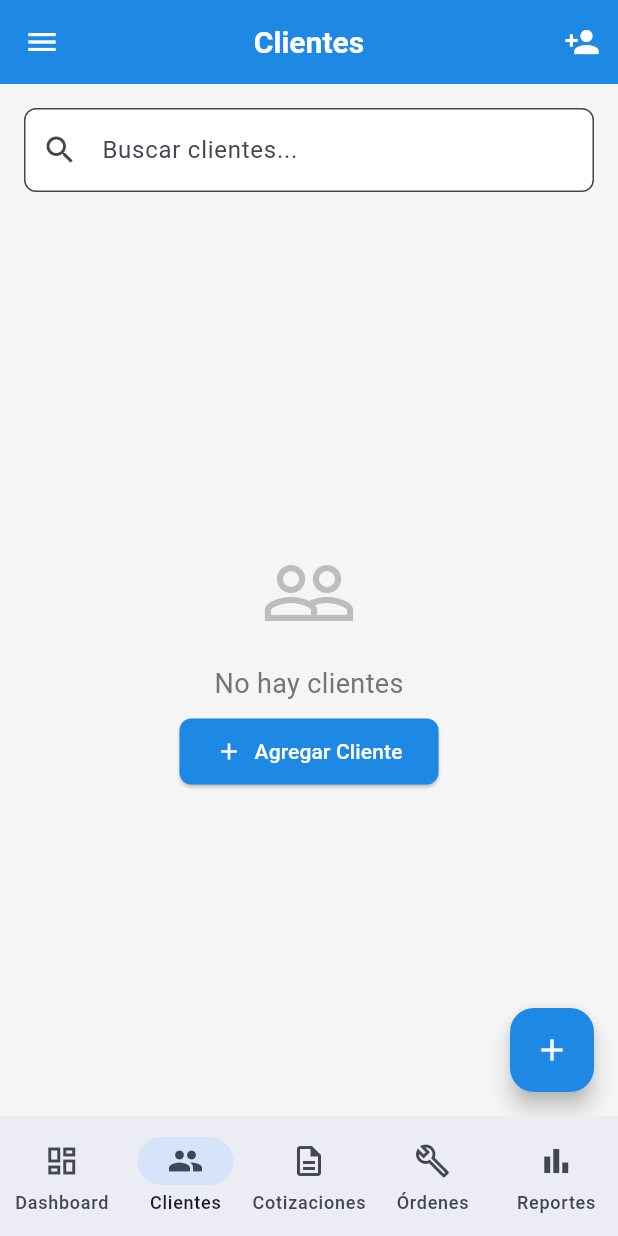
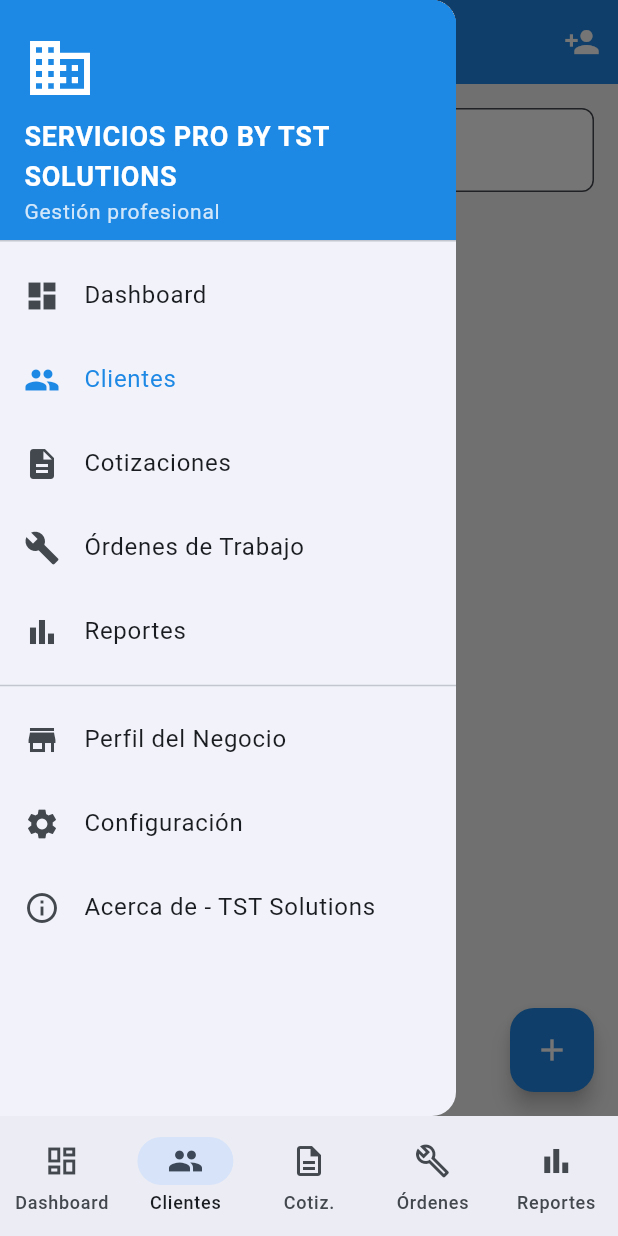
Before and after one commit to ieharo1/SERVICIOS-PRO-BY-TST-SOLUTIONS, a Flutter app: the ClientsScreen screen opened by its route, after a tap on the "menu" icon, on a phone screen of 412 x 824 dp. Run offline on Flutter 3.47's test engine with Material 3 defaults, Android fonts, the phone set to English and light mode, and no system bars; our stand-ins replace fl_chart, flutter_riverpod, go_router, pdf, printing, share_plus and 1 more; accounts and stored records are empty.

Commit message:
fix: Menu drawer, year 2026, app label
- Fixed drawer menu in all screens
- Changed year from 2024 to 2026
- Updated app label to SERVICIOS PRO
- Added AppDrawer widget for all screens

```diff
--- a/lib/presentation/screens/clients/clients_screen.dart
+++ b/lib/presentation/screens/clients/clients_screen.dart
@@ -2,6 +2,7 @@ import 'package:flutter/material.dart';
 import 'package:flutter_riverpod/flutter_riverpod.dart';
 import 'package:go_router/go_router.dart';
 import '../../providers/client_provider.dart';
+import '../../widgets/app_drawer.dart';
 
 class ClientsScreen extends ConsumerWidget {
   const ClientsScreen({super.key});
@@ -27,6 +28,7 @@ class ClientsScreen extends ConsumerWidget {
           ),
         ],
       ),
+      drawer: const AppDrawer(currentRoute: '/clients'),
       body: Column(
         children: [
           Padding(
--- a/lib/presentation/screens/dashboard/dashboard_screen.dart
+++ b/lib/presentation/screens/dashboard/dashboard_screen.dart
@@ -5,6 +5,7 @@ import '../../../core/constants/app_constants.dart';
 import '../../providers/client_provider.dart';
 import '../../providers/quote_provider.dart';
 import '../../providers/work_order_provider.dart';
+import '../../widgets/app_drawer.dart';
 
 class DashboardScreen extends ConsumerStatefulWidget {
   const DashboardScreen({super.key});
@@ -80,6 +81,7 @@ class _DashboardScreenState extends ConsumerState<DashboardScreen> {
           ),
         ],
       ),
+      drawer: const AppDrawer(currentRoute: '/dashboard'),
       body: RefreshIndicator(
         onRefresh: () async => _loadData(),
         child: SingleChildScrollView(
@@ -215,7 +217,7 @@ class _DashboardScreenState extends ConsumerState<DashboardScreen> {
                       const Text(
                         'SERVICIOS PRO BY TST SOLUTIONS\n'
                         'Gestión profesional de cotizaciones y órdenes de trabajo.\n'
-                        '© 2024 TST Solutions',
+                        '© 2026 TST Solutions',
                       ),
                     ],
                   ),
--- a/lib/presentation/screens/orders/work_orders_screen.dart
+++ b/lib/presentation/screens/orders/work_orders_screen.dart
@@ -5,6 +5,7 @@ import '../../../core/constants/app_constants.dart';
 import '../../providers/work_order_provider.dart';
 import '../../providers/business_profile_provider.dart';
 import '../../../core/utils/pdf_service.dart';
+import '../../widgets/app_drawer.dart';
 
 class WorkOrdersScreen extends ConsumerWidget {
   const WorkOrdersScreen({super.key});
@@ -31,6 +32,7 @@ class WorkOrdersScreen extends ConsumerWidget {
           ),
         ],
       ),
+      drawer: const AppDrawer(currentRoute: '/orders'),
       body: Column(
         children: [
           Padding(
--- a/lib/presentation/screens/quotes/quotes_screen.dart
+++ b/lib/presentation/screens/quotes/quotes_screen.dart
@@ -5,6 +5,7 @@ import '../../../core/constants/app_constants.dart';
 import '../../providers/quote_provider.dart';
 import '../../providers/business_profile_provider.dart';
 import '../../../core/utils/pdf_service.dart';
+import '../../widgets/app_drawer.dart';
 
 class QuotesScreen extends ConsumerWidget {
   const QuotesScreen({super.key});
@@ -31,6 +32,7 @@ class QuotesScreen extends ConsumerWidget {
           ),
         ],
       ),
+      drawer: const AppDrawer(currentRoute: '/quotes'),
       body: Column(
         children: [
           Padding(
--- a/lib/presentation/screens/reports/reports_screen.dart
+++ b/lib/presentation/screens/reports/reports_screen.dart
@@ -5,6 +5,7 @@ import '../../../core/constants/app_constants.dart';
 import '../../providers/quote_provider.dart';
 import '../../providers/work_order_provider.dart';
 import '../../providers/client_provider.dart';
+import '../../widgets/app_drawer.dart';
 
 class ReportsScreen extends ConsumerStatefulWidget {
   const ReportsScreen({super.key});
@@ -33,6 +34,7 @@ class _ReportsScreenState extends ConsumerState<ReportsScreen> {
           ),
         ),
       ),
+      drawer: const AppDrawer(currentRoute: '/reports'),
       body: SingleChildScrollView(
         padding: const EdgeInsets.all(16),
         child: Column(
@@ -291,7 +293,7 @@ class _ReportsScreenState extends ConsumerState<ReportsScreen> {
                     const Text(
                       '${AppConstants.appName}\n'
                       'Gestión profesional de cotizaciones y órdenes de trabajo.\n'
-                      '© 2024 TST Solutions',
+                      '© 2026 TST Solutions',
                     ),
                   ],
                 ),
--- a/lib/presentation/screens/settings/settings_screen.dart
+++ b/lib/presentation/screens/settings/settings_screen.dart
@@ -123,7 +123,7 @@ class SettingsScreen extends ConsumerWidget {
               ),
               SizedBox(height: 16),
               Text(
-                '© 2024 TST Solutions - Todos los derechos reservados.',
+                '© 2026 TST Solutions - Todos los derechos reservados.',
                 style: TextStyle(fontSize: 12, color: Colors.grey),
               ),
             ],
--- /dev/null
+++ b/lib/presentation/widgets/app_drawer.dart
@@ -0,0 +1,199 @@
+import 'package:flutter/material.dart';
+import 'package:go_router/go_router.dart';
+import '../../core/constants/app_constants.dart';
+
+class AppDrawer extends StatelessWidget {
+  final String currentRoute;
+
+  const AppDrawer({super.key, this.currentRoute = '/dashboard'});
+
+  @override
+  Widget build(BuildContext context) {
+    return Drawer(
+      child: ListView(
+        padding: EdgeInsets.zero,
+        children: [
+          DrawerHeader(
+            decoration: BoxDecoration(
+              color: Theme.of(context).primaryColor,
+            ),
+            child: Column(
+              crossAxisAlignment: CrossAxisAlignment.start,
+              mainAxisAlignment: MainAxisAlignment.end,
+              children: [
+                const Icon(
+                  Icons.business,
+                  size: 48,
+                  color: Colors.white,
+                ),
+                const SizedBox(height: 8),
+                Text(
+                  AppConstants.appName,
+                  style: const TextStyle(
+                    color: Colors.white,
+                    fontSize: 18,
+                    fontWeight: FontWeight.bold,
+                  ),
+                ),
+                Text(
+                  'Gestión profesional',
+                  style: TextStyle(
+                    color: Colors.white.withValues(alpha: 0.8),
+                    fontSize: 14,
+                  ),
+                ),
+              ],
+            ),
+          ),
+          ListTile(
+            leading: const Icon(Icons.dashboard),
+            title: const Text('Dashboard'),
+            selected: currentRoute == '/dashboard',
+            onTap: () {
+              Navigator.pop(context);
+              if (currentRoute != '/dashboard') {
+                context.go('/dashboard');
+              }
+            },
+          ),
+          ListTile(
+            leading: const Icon(Icons.people),
+            title: const Text('Clientes'),
+            selected: currentRoute == '/clients',
+            onTap: () {
+              Navigator.pop(context);
+              if (currentRoute != '/clients') {
+                context.go('/clients');
+              }
+            },
+          ),
+          ListTile(
+            leading: const Icon(Icons.description),
+            title: const Text('Cotizaciones'),
+            selected: currentRoute == '/quotes',
+            onTap: () {
+              Navigator.pop(context);
+              if (currentRoute != '/quotes') {
+                context.go('/quotes');
+              }
+            },
+          ),
+          ListTile(
+            leading: const Icon(Icons.build),
+            title: const Text('Órdenes de Trabajo'),
+            selected: currentRoute == '/orders',
+            onTap: () {
+              Navigator.pop(context);
+              if (currentRoute != '/orders') {
+                context.go('/orders');
+              }
+            },
+          ),
+          ListTile(
+            leading: const Icon(Icons.bar_chart),
+            title: const Text('Reportes'),
+            selected: currentRoute == '/reports',
+            onTap: () {
+              Navigator.pop(context);
+              if (currentRoute != '/reports') {
+                context.go('/reports');
+              }
+            },
+          ),
+          const Divider(),
+          ListTile(
+            leading: const Icon(Icons.store),
+            title: const Text('Perfil del Negocio'),
+            onTap: () {
+              Navigator.pop(context);
+              context.push('/profile');
+            },
+          ),
+          ListTile(
+            leading: const Icon(Icons.settings),
+            title: const Text('Configuración'),
+            onTap: () {
+              Navigator.pop(context);
+              context.push('/settings');
+            },
+          ),
+          ListTile(
+            leading: const Icon(Icons.info_outline),
+            title: const Text('Acerca de - TST Solutions'),
+            onTap: () {
+              Navigator.pop(context);
+              _showAboutDialog(context);
+            },
+          ),
+        ],
+      ),
+    );
+  }
+
+  void _showAboutDialog(BuildContext context) {
+    showDialog(
+      context: context,
+      builder: (context) => AlertDialog(
+        title: const Text('Acerca de TST Solutions'),
+        content: const SingleChildScrollView(
+          child: Column(
+            crossAxisAlignment: CrossAxisAlignment.start,
+            mainAxisSize: MainAxisSize.min,
+            children: [
+              Text(
+                'TST Solutions',
+                style: TextStyle(
+                  fontSize: 20,
+                  fontWeight: FontWeight.bold,
+                ),
+              ),
+              SizedBox(height: 16),
+              Row(
+                children: [
+                  Icon(Icons.location_on, size: 20),
+                  SizedBox(width: 8),
+                  Text('Quito - Ecuador'),
+                ],
+              ),
+              SizedBox(height: 8),
+              Row(
+                children: [
+                  Icon(Icons.phone, size: 20),
+                  SizedBox(width: 8),
+                  Text('+593 99 796 2747'),
+                ],
+              ),
+              SizedBox(height: 8),
+              Row(
+                children: [
+                  Icon(Icons.message, size: 20),
+                  SizedBox(width: 8),
+                  Text('@TST_Ecuador'),
+                ],
+              ),
+              SizedBox(height: 8),
+              Row(
+                children: [
+                  Icon(Icons.email, size: 20),
+                  SizedBox(width: 8),
+                  Text('negocios@tstsolutions.com.ec'),
+                ],
+              ),
+              SizedBox(height: 16),
+              Text(
+                'Desarrollado por TST Solutions',
+                style: TextStyle(fontWeight: FontWeight.bold),
+              ),
+            ],
+          ),
+        ),
+        actions: [
+          TextButton(
+            onPressed: () => Navigator.pop(context),
+            child: const Text('Cerrar'),
+          ),
+        ],
+      ),
+    );
+  }
+}
--- a/lib/presentation/widgets/main_scaffold.dart
+++ b/lib/presentation/widgets/main_scaffold.dart
@@ -2,10 +2,21 @@ import 'package:flutter/material.dart';
 import 'package:go_router/go_router.dart';
 import '../../core/constants/app_constants.dart';
 
-class MainScaffold extends StatelessWidget {
+class MainScaffold extends StatefulWidget {
   final Widget child;
 
   const MainScaffold({super.key, required this.child});
+
+  @override
+  State<MainScaffold> createState() => MainScaffoldState();
+}
+
+class MainScaffoldState extends State<MainScaffold> {
+  final GlobalKey<ScaffoldState> _scaffoldKey = GlobalKey<ScaffoldState>();
+
+  void openDrawer() {
+    _scaffoldKey.currentState?.openDrawer();
+  }
 
   int _calculateSelectedIndex(BuildContext context) {
     final location = GoRouterState.of(context).uri.path;
@@ -42,7 +53,8 @@ class MainScaffold extends StatelessWidget {
     final selectedIndex = _calculateSelectedIndex(context);
 
     return Scaffold(
-      body: child,
+      key: _scaffoldKey,
+      body: widget.child,
       bottomNavigationBar: NavigationBar(
         selectedIndex: selectedIndex,
         onDestinationSelected: (index) => _onItemTapped(context, index),
@@ -60,7 +72,7 @@ class MainScaffold extends StatelessWidget {
           NavigationDestination(
             icon: Icon(Icons.description_outlined),
             selectedIcon: Icon(Icons.description),
-            label: 'Cotizaciones',
+            label: 'Cotiz.',
           ),
           NavigationDestination(
             icon: Icon(Icons.build_outlined),
```
Also changed, not shown: 1 other file.
